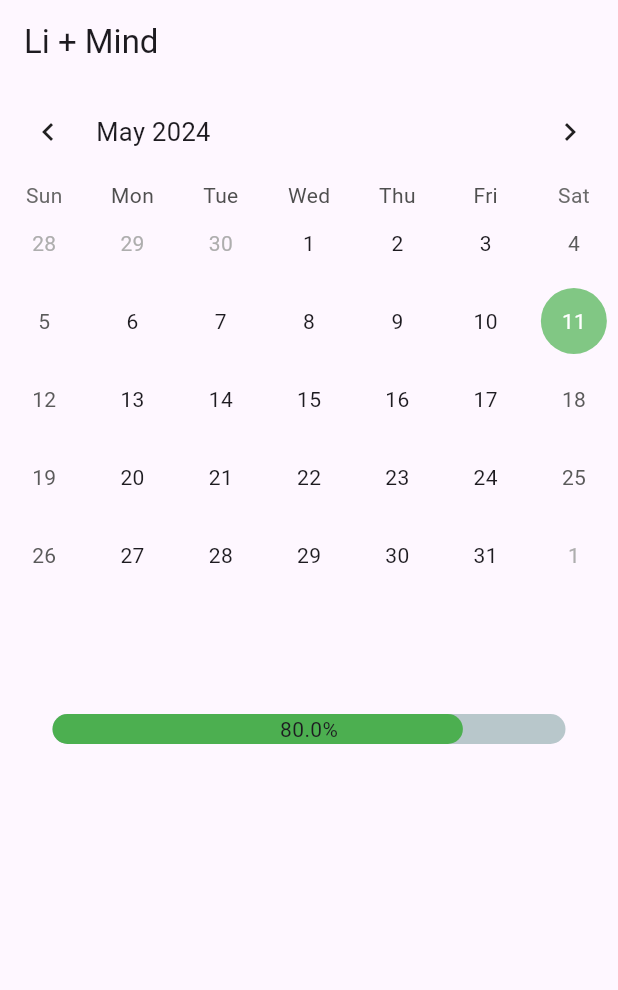
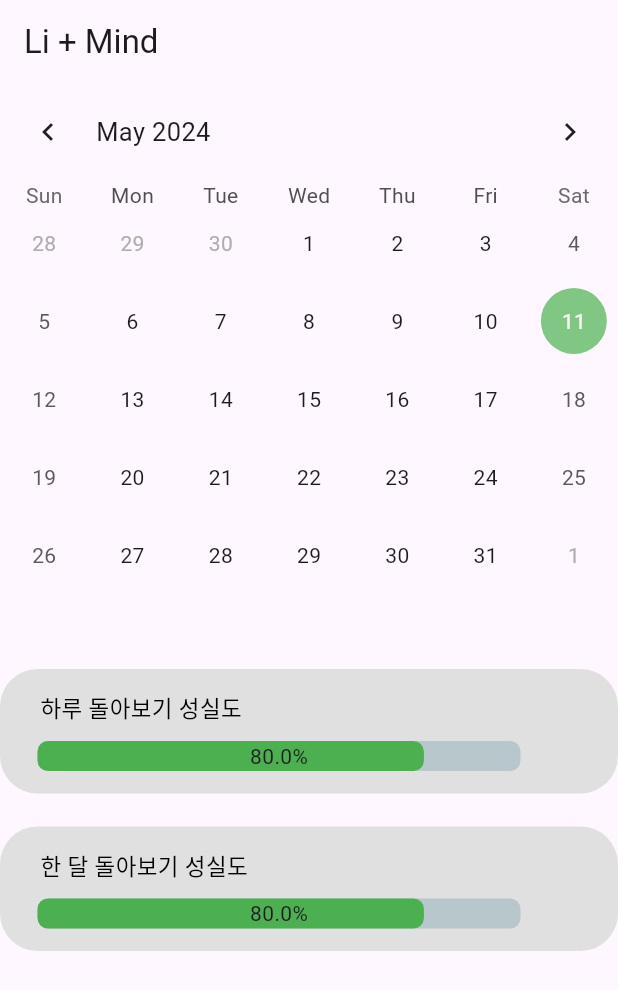
Before and after one commit to daeGULLL/wish_hackathon, a Flutter app: the screen it shows after launch, on a phone screen of 412 x 824 dp. Shown: the top 990 px of the screen. Run offline on Flutter 3.47's test engine with Material 3 defaults, Android fonts, the light colour scheme and no system bars; drawn by our look-alikes of percent_indicator, table_calendar.

Commit message:
calendar fin

```diff
--- a/lib/main.dart
+++ b/lib/main.dart
@@ -40,15 +40,16 @@
       appBar: AppBar(
         title: const Text('Li + Mind'),
       ),
-      body: Column(crossAxisAlignment: CrossAxisAlignment.center,children:[
-        TableCalendar(availableCalendarFormats: const {CalendarFormat.month : 'Month'},
+      body: Column(
+        crossAxisAlignment: CrossAxisAlignment.center,
+        children: [
+          TableCalendar(
+            availableCalendarFormats: const {CalendarFormat.month: 'Month'},
             firstDay: DateTime.utc(2015, 2, 4),
             lastDay: DateTime.utc(2040, 2, 4),
             focusedDay: _focusedDay,
             calendarFormat: CalendarFormat.month,
-          selectedDayPredicate: (day) {
-            return isSameDay(_selectedDay, day);
-          },
+            selectedDayPredicate: (day) => isSameDay(_selectedDay, day),
             onDaySelected: (selectedDay, focusedDay) {
               setState(() {
                 _selectedDay = selectedDay;
@@ -87,13 +88,30 @@
               },
             ),
           ),
-        SizedBox(height: 80), // 달력과 바 차트 사이의 간격 조정
-        //바 차트
+          SizedBox(height: 50), // Adjust spacing as needed
           Container(
-          alignment: Alignment.center, // 바 차트를 가운데 정렬
-          child: LinearPercentIndicator(
-            alignment: MainAxisAlignment.center,
-            width: MediaQuery.of(context).size.width - 50,
+            padding: EdgeInsets.all(15), // Set padding inside the container
+            decoration: BoxDecoration(
+              color: Colors.grey[300], // Light grey color
+              borderRadius: BorderRadius.circular(25), // Rounded corners
+            ),
+            child: Column(
+              mainAxisSize: MainAxisSize.min,
+              children: [
+                Align(
+                  alignment: Alignment.centerLeft,
+                  child: Text(
+                    "   하루 돌아보기 성실도",
+                    style: TextStyle(
+                      fontSize: 15,
+                      fontWeight: FontWeight.normal,
+                      color: Colors.black,
+                    ),
+                  ),
+                ),
+                SizedBox(height: 10), // Spacing between text and bar
+                LinearPercentIndicator(
+                  width: MediaQuery.of(context).size.width - 70, // Consider padding
                   animation: true,
                   lineHeight: 20.0,
                   animationDuration: 2500,
@@ -101,11 +119,49 @@
                   center: Text("80.0%"),
                   linearStrokeCap: LinearStrokeCap.roundAll,
                   progressColor: Colors.green,
-          ),
+                  barRadius: const Radius.circular(7),
                 ),
               ],
             ),
+          ),
+          SizedBox(height: 22), // Space after the container
+          Container(
+            padding: EdgeInsets.all(15), // Set padding inside the container
+            decoration: BoxDecoration(
+              color: Colors.grey[300], // Light grey color
+              borderRadius: BorderRadius.circular(25), // Rounded corners
+            ),
+            child: Column(
+              mainAxisSize: MainAxisSize.min,
+              children: [
+                Align(
+                  alignment: Alignment.centerLeft,
+                  child: Text(
+                    "   한 달 돌아보기 성실도",
+                    style: TextStyle(
+                      fontSize: 15,
+                      fontWeight: FontWeight.normal,
+                      color: Colors.black,
+                    ),
+                  ),
+                ),
+                SizedBox(height: 10), // Spacing between text and bar
+                LinearPercentIndicator(
+                  width: MediaQuery.of(context).size.width - 70, // Consider padding
+                  animation: true,
+                  lineHeight: 20.0,
+                  animationDuration: 2500,
+                  percent: 0.8,
+                  center: Text("80.0%"),
+                  linearStrokeCap: LinearStrokeCap.roundAll,
+                  progressColor: Colors.green,
+                  barRadius: const Radius.circular(7),
+                ),
+              ],
+            ),
+          ),
+        ]
+      ),
     );
   }
-
 }
```
Lines whose indentation alone changed are shown as unchanged.
